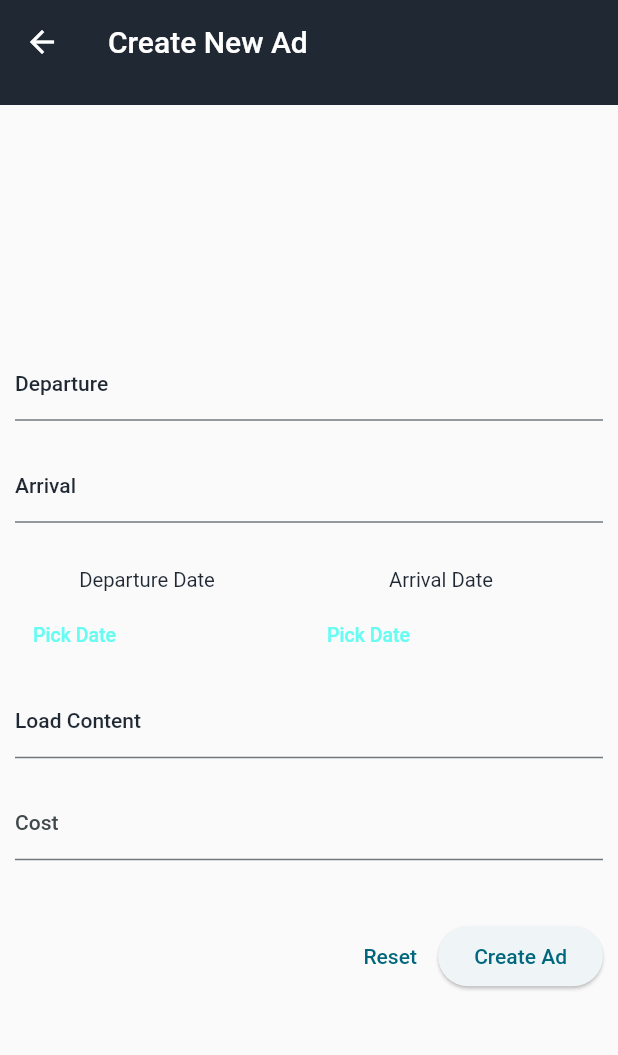
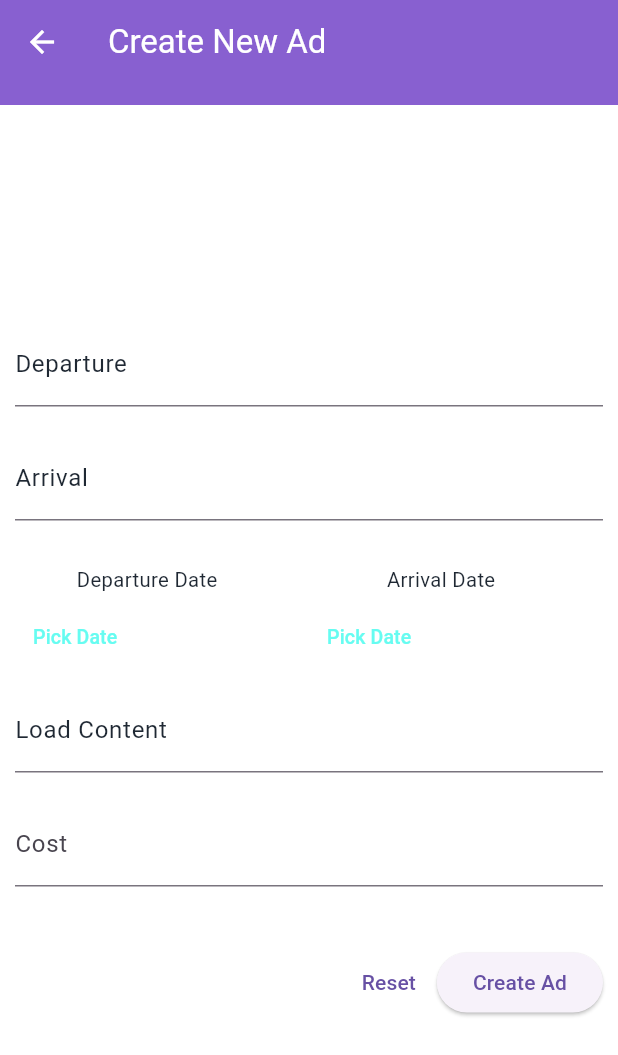
Before and after one commit to fatmasolak/shipping_app, a Flutter app: the screen it shows once a user with an empty profile is signed in, after a tap on "Create an Ad", on a phone screen of 412 x 824 dp. Shown: the top 1055 px of the screen. Run offline on Flutter 3.47's test engine with Material 2 defaults, Android fonts, the phone set to English and light mode, and no system bars; our stand-ins replace cloud_firestore, firebase_auth, firebase_core, firebase_storage, google_fonts, image_picker; accounts and stored records are empty; network calls fail.

Commit message:
login/signup design review

```diff
--- a/lib/main.dart
+++ b/lib/main.dart
@@ -2,6 +2,7 @@ import 'package:flutter/material.dart';
 
 import 'package:firebase_auth/firebase_auth.dart';
 import 'package:firebase_core/firebase_core.dart';
+import 'package:shipping_app/constants.dart';
 import 'firebase_options.dart';
 
 import 'package:shipping_app/screens/driver_logged_in.dart';
@@ -24,11 +25,10 @@ class App extends StatelessWidget {
   Widget build(BuildContext context) {
     return MaterialApp(
       title: 'Shipping',
-      theme: ThemeData().copyWith(
+      theme: ThemeData(
         useMaterial3: true,
-        colorScheme: ColorScheme.fromSeed(
-          seedColor: const Color.fromARGB(255, 197, 198, 199),
-        ),
+        primaryColor: primaryColor,
+        scaffoldBackgroundColor: Colors.white,
       ),
       home: StreamBuilder(
         stream: FirebaseAuth.instance.authStateChanges(),
--- a/lib/screens/auth.dart
+++ b/lib/screens/auth.dart
@@ -4,6 +4,7 @@ import 'package:flutter/material.dart';
 import 'package:cloud_firestore/cloud_firestore.dart';
 import 'package:firebase_auth/firebase_auth.dart';
 import 'package:firebase_storage/firebase_storage.dart';
+import 'package:shipping_app/constants.dart';
 
 import 'package:shipping_app/models/driver.dart';
 import 'package:shipping_app/models/payloader.dart';
@@ -176,41 +177,80 @@ class _AuthScreenState extends State<AuthScreen> {
 
   @override
   Widget build(BuildContext context) {
+    Size size = MediaQuery.of(context).size;
+    //this size provide us total height and width of our screen
     return Scaffold(
-      backgroundColor: const Color.fromARGB(255, 31, 40, 51),
-      body: Center(
-        child: SingleChildScrollView(
+      body: SingleChildScrollView(
+        child: Container(
+          height: size.height,
+          width: double.infinity,
+          child: Stack(
+            alignment: Alignment.center,
+            children: [
+              Positioned(
+                top: 0,
+                left: 0,
+                child: Image.asset(
+                  "assets/images/main_top.png",
+                  width: size.width * 0.7,
+                ),
+              ),
+              Positioned(
+                bottom: 0,
+                right: 0,
+                child: Image.asset(
+                  "assets/images/main_bottom.png",
+                  width: size.width * 0.6,
+                ),
+              ),
+              SingleChildScrollView(
                 child: Column(
                   mainAxisAlignment: MainAxisAlignment.center,
                   children: [
                     if (_isLogin || _isRegister)
-                Card(
-                  margin: const EdgeInsets.all(20),
-                  child: SingleChildScrollView(
-                    child: Padding(
-                      padding: const EdgeInsets.all(16),
-                      child: Form(
+                      Text(
+                        _isLogin ? 'LOGIN' : 'SIGNUP',
+                        style: const TextStyle(
+                          color: secondaryColor,
+                          fontSize: 25,
+                          fontWeight: FontWeight.bold,
+                        ),
+                      ),
+                    if (_isLogin || _isRegister)
+                      _isLogin
+                          ? Image.asset(
+                              "assets/images/shipApp_login.png",
+                              height: size.height * 0.45,
+                              width: size.width,
+                            )
+                          : Container(
+                              margin: const EdgeInsets.symmetric(vertical: 60),
+                              child: Image.asset(
+                                "assets/images/shipApp_signup.png",
+                                height: size.height * 0.2,
+                                width: size.width,
+                              ),
+                            ),
+                    if (_isLogin || _isRegister)
+                      Form(
                         key: _formKey,
                         child: Column(
                           mainAxisSize: MainAxisSize.min,
                           children: [
-                            emailAddressField(),
-                            const SizedBox(height: 12),
-                            passwordField(),
-                            const SizedBox(height: 20),
+                            emailAddressField(size),
+                            passwordField(size),
                             if (_isAuthenticating)
                               const CircularProgressIndicator(),
-                            if (!_isAuthenticating) loginSignupButton(),
-                            const SizedBox(height: 12),
+                            if (!_isAuthenticating) loginSignupButton(size),
                             if (!_isAuthenticating) createAccountField(),
                           ],
                         ),
                       ),
+                    if (!_isLogin && !_isSelected)
+                      driverOrPayloaderSelection(context, size),
+                  ],
                 ),
-                  ),
-                ),
-              if (!_isLogin && !_isSelected)
-                driverOrPayloaderSelection(context),
+              )
             ],
           ),
         ),
@@ -218,35 +258,28 @@ class _AuthScreenState extends State<AuthScreen> {
     );
   }
 
-  Container driverOrPayloaderSelection(BuildContext context) {
-    return Container(
-      width: 300,
-      height: 200,
-      decoration: const BoxDecoration(
-        color: Color.fromARGB(150, 11, 12, 16),
-        borderRadius: BorderRadius.all(Radius.circular(30)),
-      ),
-      child: Padding(
-        padding: const EdgeInsets.only(
-          top: 30,
-          bottom: 30,
-          left: 10,
-          right: 10,
-        ),
-        child: Column(
+  Column driverOrPayloaderSelection(BuildContext context, Size size) {
+    return Column(
       mainAxisSize: MainAxisSize.min,
       children: [
-            driverUserButton(context),
-            const SizedBox(height: 40),
-            payloaderUserButton(context),
+        Image.asset(
+          "assets/images/shipApp_selection.png",
+          height: size.height * 0.5,
+          width: size.width,
+        ),
+        driverUserButton(context, size),
+        payloaderUserButton(context, size),
       ],
-        ),
-      ),
     );
   }
 
-  ElevatedButton payloaderUserButton(BuildContext context) {
-    return ElevatedButton(
+  Container payloaderUserButton(BuildContext context, Size size) {
+    return Container(
+      margin: const EdgeInsets.symmetric(vertical: 10),
+      child: SizedBox(
+        width: size.width * 0.8,
+        height: size.height * 0.06,
+        child: ElevatedButton(
           onPressed: () {
             setState(() {
               _isSelected = true;
@@ -257,17 +290,33 @@ class _AuthScreenState extends State<AuthScreen> {
             _awaitReturnPayloaderValue(context);
           },
           style: ElevatedButton.styleFrom(
-        foregroundColor: Colors.white,
-        backgroundColor: Colors.transparent,
-        side: const BorderSide(
-            color: Color.fromARGB(255, 102, 252, 241), width: 2),
+            padding: const EdgeInsets.symmetric(
+              horizontal: 20,
+              vertical: 5,
             ),
-      child: const Text('Payloader'),
+            shape: RoundedRectangleBorder(
+              //to set border radius to button
+              borderRadius: BorderRadius.circular(29),
+            ),
+            foregroundColor: Colors.black,
+            backgroundColor: thirdColor,
+          ),
+          child: const Text(
+            'Payloader',
+            style: TextStyle(color: Colors.white),
+          ),
+        ),
+      ),
     );
   }
 
-  ElevatedButton driverUserButton(BuildContext context) {
-    return ElevatedButton(
+  Container driverUserButton(BuildContext context, Size size) {
+    return Container(
+      margin: const EdgeInsets.symmetric(vertical: 10),
+      child: SizedBox(
+        width: size.width * 0.8,
+        height: size.height * 0.06,
+        child: ElevatedButton(
           onPressed: () {
             setState(() {
               _isSelected = true;
@@ -278,12 +327,23 @@ class _AuthScreenState extends State<AuthScreen> {
             _awaitReturnDriverValue(context);
           },
           style: ElevatedButton.styleFrom(
-        foregroundColor: Colors.white,
-        backgroundColor: Colors.transparent,
-        side: const BorderSide(
-            color: Color.fromARGB(255, 102, 252, 241), width: 2),
+            padding: const EdgeInsets.symmetric(
+              horizontal: 20,
+              vertical: 5,
             ),
-      child: const Text('Driver'),
+            shape: RoundedRectangleBorder(
+              //to set border radius to button
+              borderRadius: BorderRadius.circular(29),
+            ),
+            foregroundColor: Colors.black,
+            backgroundColor: secondaryColor,
+          ),
+          child: const Text(
+            'Driver',
+            style: TextStyle(color: Colors.white),
+          ),
+        ),
+      ),
     );
   }
 
@@ -296,30 +356,76 @@ class _AuthScreenState extends State<AuthScreen> {
           _isSelected = false;
         });
       },
-      child: Text(_isLogin ? 'Create an account' : 'I already have an acoount'),
+      child: Text(
+        _isLogin ? 'Create an account' : 'I already have an acoount',
+        style: const TextStyle(
+          color: primaryColor,
+          fontWeight: FontWeight.bold,
+        ),
+      ),
     );
   }
 
-  ElevatedButton loginSignupButton() {
-    return ElevatedButton(
+  Container loginSignupButton(Size size) {
+    return Container(
+      margin: const EdgeInsets.symmetric(vertical: 10),
+      child: SizedBox(
+        width: size.width * 0.8,
+        height: size.height * 0.06,
+        child: ElevatedButton(
           onPressed: _submit,
           style: ElevatedButton.styleFrom(
+            padding: const EdgeInsets.symmetric(
+              horizontal: 20,
+              vertical: 5,
+            ),
+            shape: RoundedRectangleBorder(
+              //to set border radius to button
+              borderRadius: BorderRadius.circular(29),
+            ),
             foregroundColor: Colors.black,
-        backgroundColor: const Color.fromARGB(255, 102, 252, 241),
+            backgroundColor: thirdColor,
           ),
-      child: Text(_isLogin ? 'Login' : 'Signup'),
+          child: Text(
+            _isLogin ? 'LOGIN' : 'SIGNUP',
+            style: const TextStyle(color: Colors.white),
+          ),
+        ),
+      ),
     );
   }
 
-  TextFormField passwordField() {
-    return TextFormField(
+  Container passwordField(Size size) {
+    return Container(
+      width: size.width * 0.8,
+      margin: const EdgeInsets.symmetric(vertical: 10),
+      padding: const EdgeInsets.symmetric(
+        horizontal: 20,
+        vertical: 5,
+      ),
+      decoration: BoxDecoration(
+        color: primaryLightColor,
+        borderRadius: BorderRadius.circular(29),
+      ),
+      child: TextFormField(
         decoration: const InputDecoration(
-        labelText: 'Password',
+          icon: Icon(
+            Icons.lock,
+            color: primaryColor,
+          ),
+          suffixIcon: Icon(
+            Icons.visibility,
+            color: primaryColor,
+          ),
+          hintText: 'Password',
+          border: InputBorder.none,
         ),
         enableSuggestions: false,
         obscureText: true,
         validator: (value) {
-        if (value == null || value.trim().isEmpty || value.trim().length < 6) {
+          if (value == null ||
+              value.trim().isEmpty ||
+              value.trim().length < 6) {
             return 'Password must be at least 6 characters long.';
           }
 
@@ -328,13 +434,30 @@ class _AuthScreenState extends State<AuthScreen> {
         onSaved: (value) {
           _enteredPassword = value!;
         },
+      ),
     );
   }
 
-  TextFormField emailAddressField() {
-    return TextFormField(
+  Container emailAddressField(Size size) {
+    return Container(
+      width: size.width * 0.8,
+      margin: const EdgeInsets.symmetric(vertical: 10),
+      padding: const EdgeInsets.symmetric(
+        horizontal: 20,
+        vertical: 5,
+      ),
+      decoration: BoxDecoration(
+        color: primaryLightColor,
+        borderRadius: BorderRadius.circular(29),
+      ),
+      child: TextFormField(
         decoration: const InputDecoration(
-        labelText: 'Email Address',
+          icon: Icon(
+            Icons.person,
+            color: primaryColor,
+          ),
+          hintText: 'Email Address',
+          border: InputBorder.none,
         ),
         keyboardType: TextInputType.emailAddress,
         autocorrect: false,
@@ -350,6 +473,7 @@ class _AuthScreenState extends State<AuthScreen> {
           _enteredEmail = value!;
           //we know that value is not null because we validate it
         },
+      ),
     );
   }
 
--- a/lib/screens/driver_credentials.dart
+++ b/lib/screens/driver_credentials.dart
@@ -1,5 +1,6 @@
 import 'dart:io';
 import 'package:flutter/material.dart';
+import 'package:shipping_app/constants.dart';
 
 import 'package:shipping_app/models/driver.dart';
 import 'package:shipping_app/widgets/create_app_bar.dart';
@@ -57,37 +58,34 @@ class _DriverCredentialsState extends State<DriverCredentials> {
 
   @override
   Widget build(BuildContext context) {
+    Size size = MediaQuery.of(context).size;
     return Scaffold(
-      backgroundColor: const Color.fromARGB(255, 31, 40, 51),
       appBar:
           const CreateAppBar(header: 'Driver Credentials', isShowing: false),
-      body: Center(
-        child: SingleChildScrollView(
-          child: Column(
-            mainAxisAlignment: MainAxisAlignment.center,
+      body: Container(
+        height: size.height,
+        width: double.infinity,
+        child: Stack(
+          alignment: Alignment.center,
           children: [
-              Padding(
-                padding: const EdgeInsets.all(16),
+            SingleChildScrollView(
               child: Form(
                 key: _formKey,
                 child: Column(
                   mainAxisSize: MainAxisSize.min,
                   children: [
-                      driverNameField(),
-                      const SizedBox(height: 12),
-                      driverSurnameField(),
-                      const SizedBox(height: 12),
-                      driverPhoneField(),
-                      const SizedBox(height: 40),
-                      expireDateOfLicenceField(context),
+                    driverNameField(size),
+                    driverSurnameField(size),
+                    driverPhoneField(size),
                     const SizedBox(height: 20),
+                    expireDateOfLicenceField(context, size),
                     UserImagePicker(
                       onPickImage: (pickedImage) {
                         _driverLicenceImage = pickedImage;
                       },
                     ),
-                      const SizedBox(height: 20),
-                      saveButton(),
+                    const SizedBox(height: 40),
+                    saveButton(size),
                   ],
                 ),
               ),
@@ -95,35 +93,54 @@ class _DriverCredentialsState extends State<DriverCredentials> {
           ],
         ),
       ),
+    );
+  }
+
+  Container saveButton(Size size) {
+    return Container(
+      margin: const EdgeInsets.symmetric(vertical: 10),
+      child: SizedBox(
+        width: size.width * 0.8,
+        height: size.height * 0.06,
+        child: ElevatedButton(
+          onPressed: _save,
+          style: ElevatedButton.styleFrom(
+            padding: const EdgeInsets.symmetric(
+              horizontal: 20,
+              vertical: 5,
+            ),
+            foregroundColor: Colors.white,
+            backgroundColor: primaryColor,
+          ),
+          child: const Text('Save'),
+        ),
       ),
     );
   }
 
-  ElevatedButton saveButton() {
-    return ElevatedButton(
-      onPressed: _save,
-      style: ElevatedButton.styleFrom(
-        foregroundColor: const Color.fromARGB(255, 31, 40, 51),
-        backgroundColor: const Color.fromARGB(255, 102, 252, 241),
+  Container expireDateOfLicenceField(BuildContext context, Size size) {
+    return Container(
+      width: size.width * 0.99,
+      margin: const EdgeInsets.symmetric(vertical: 10),
+      padding: const EdgeInsets.symmetric(
+        horizontal: 20,
+        vertical: 5,
       ),
-      child: const Text('Save'),
-    );
-  }
-
-  Column expireDateOfLicenceField(BuildContext context) {
-    return Column(
+      child: Column(
         children: [
           const Text(
             'Expire Date of Driver Licence',
             textAlign: TextAlign.left,
             style: TextStyle(
-            color: Color.fromARGB(255, 225, 226, 228),
+              color: Colors.black,
               fontSize: 14.5,
             ),
           ),
-        const SizedBox(height: 5),
           Padding(
-          padding: const EdgeInsets.only(left: 100),
+            padding: const EdgeInsets.symmetric(
+              horizontal: 90,
+              vertical: 5,
+            ),
             child: Row(
               children: [
                 TextButton(
@@ -145,7 +162,7 @@ class _DriverCredentialsState extends State<DriverCredentials> {
                   child: const Text(
                     'Pick Date',
                     style: TextStyle(
-                    color: Color.fromARGB(255, 102, 252, 241),
+                      color: primaryColor,
                       fontSize: 13,
                     ),
                   ),
@@ -158,7 +175,7 @@ class _DriverCredentialsState extends State<DriverCredentials> {
                       _pickedDate,
                       style: const TextStyle(
                         fontSize: 15,
-                      color: Color.fromARGB(255, 225, 226, 228),
+                        color: Colors.black,
                       ),
                     ),
                   ),
@@ -168,15 +185,22 @@ class _DriverCredentialsState extends State<DriverCredentials> {
             ),
           ),
         ],
+      ),
     );
   }
 
-  TextFormField driverPhoneField() {
-    return TextFormField(
-      style: const TextStyle(color: Colors.white),
+  Container driverPhoneField(Size size) {
+    return Container(
+      width: size.width * 0.99,
+      margin: const EdgeInsets.symmetric(vertical: 10),
+      padding: const EdgeInsets.symmetric(
+        horizontal: 20,
+        vertical: 5,
+      ),
+      child: TextFormField(
         decoration: const InputDecoration(
-        labelStyle: TextStyle(color: Color.fromARGB(255, 225, 226, 228)),
-        labelText: 'Phone',
+          hintText: 'Phone',
+          focusColor: primaryColor,
         ),
         keyboardType: TextInputType.phone,
         validator: (value) {
@@ -189,15 +213,22 @@ class _DriverCredentialsState extends State<DriverCredentials> {
         onSaved: (value) {
           _enteredPhone = value!;
         },
+      ),
     );
   }
 
-  TextFormField driverSurnameField() {
-    return TextFormField(
-      style: const TextStyle(color: Colors.white),
+  Container driverSurnameField(Size size) {
+    return Container(
+      width: size.width * 0.99,
+      margin: const EdgeInsets.symmetric(vertical: 10),
+      padding: const EdgeInsets.symmetric(
+        horizontal: 20,
+        vertical: 5,
+      ),
+      child: TextFormField(
         decoration: const InputDecoration(
-        labelStyle: TextStyle(color: Color.fromARGB(255, 225, 226, 228)),
-        labelText: 'Surname',
+          hintText: 'Surname',
+          focusColor: primaryColor,
         ),
         validator: (value) {
           if (value == null || value.trim().isEmpty) {
@@ -209,15 +240,22 @@ class _DriverCredentialsState extends State<DriverCredentials> {
         onSaved: (value) {
           _enteredSurname = value!;
         },
+      ),
     );
   }
 
-  TextFormField driverNameField() {
-    return TextFormField(
-      style: const TextStyle(color: Colors.white),
+  Container driverNameField(Size size) {
+    return Container(
+      width: size.width * 0.99,
+      margin: const EdgeInsets.symmetric(vertical: 10),
+      padding: const EdgeInsets.symmetric(
+        horizontal: 20,
+        vertical: 5,
+      ),
+      child: TextFormField(
         decoration: const InputDecoration(
-        labelStyle: TextStyle(color: Color.fromARGB(255, 225, 226, 228)),
-        labelText: 'Name',
+          hintText: 'Name',
+          focusColor: primaryColor,
         ),
         validator: (value) {
           if (value == null || value.trim().isEmpty) {
@@ -230,6 +268,7 @@ class _DriverCredentialsState extends State<DriverCredentials> {
           _enteredName = value!;
           //we know that value is not null because we validate it
         },
+      ),
     );
   }
 }
--- a/lib/widgets/create_app_bar.dart
+++ b/lib/widgets/create_app_bar.dart
@@ -1,5 +1,6 @@
 import 'package:firebase_auth/firebase_auth.dart';
 import 'package:flutter/material.dart';
+import 'package:shipping_app/constants.dart';
 
 class CreateAppBar extends StatelessWidget implements PreferredSizeWidget {
   const CreateAppBar(
@@ -17,7 +18,7 @@ class CreateAppBar extends StatelessWidget implements PreferredSizeWidget {
       iconTheme: const IconThemeData(
         color: Colors.white, //change your color here
       ),
-      backgroundColor: const Color.fromARGB(255, 31, 40, 51),
+      backgroundColor: primaryColor,
       title: Text(
         header,
         style: const TextStyle(
--- a/lib/widgets/user_image_picker.dart
+++ b/lib/widgets/user_image_picker.dart
@@ -75,7 +75,7 @@ class _UserImagePickerState extends State<UserImagePicker> {
           label: Text(
             _pickedImageFile == null ? 'Add Image' : 'Added',
             style: const TextStyle(
-              color: Color.fromARGB(255, 225, 226, 228),
+              color: Colors.black,
             ),
           ),
         ),
```
Also changed, not shown: lib/constants.dart (added, +7 -0 lines), lib/screens/payloader_credentials.dart (+95 -53 lines), pubspec.yaml (+6 -2 lines), assets/images/main_bottom.png (added), assets/images/main_top.png (added), assets/images/shipApp_login.png (added), assets/images/shipApp_selection.png (added), assets/images/shipApp_signup.png (added). Lines whose indentation alone changed are shown as unchanged.
